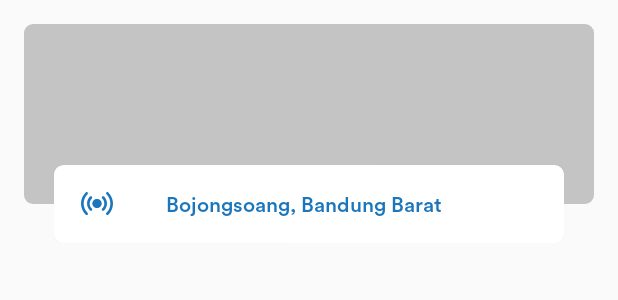
After one commit to RelieveID/relieve_android, an Android app: the layout view_hud_status.xml on its own in the app's theme, with its tools: preview values and no code run, on a phone screen of 412 x 824 dp. The commit adds this screen. Shown: the top 300 px of the screen. Run offline under Robolectric (Android 15) with nearby library versions, the phone set to English and light mode, and no system bars.

Commit message:
top banner

```diff
--- /dev/null
+++ b/app/src/main/res/drawable/ic_live_location.xml
@@ -0,0 +1,21 @@
+<vector xmlns:android="http://schemas.android.com/apk/res/android"
+    android:width="21dp"
+    android:height="16dp"
+    android:viewportWidth="21"
+    android:viewportHeight="16">
+  <path
+      android:pathData="M10.5068,4.6153C8.8208,4.6153 7.4492,5.9869 7.4492,7.6728C7.4492,9.3588 8.8208,10.7304 10.5068,10.7304C12.1925,10.7304 13.5646,9.3588 13.5646,7.6728C13.5646,5.9869 12.1927,4.6153 10.5068,4.6153Z"
+      android:fillColor="#1B76BC"/>
+  <path
+      android:pathData="M7.1089,4.2752C7.4469,3.9374 7.4469,3.3894 7.1089,3.0516C6.7711,2.7135 6.2231,2.7135 5.8853,3.0516C3.3374,5.5997 3.3374,9.7458 5.8853,12.294C6.0543,12.463 6.2758,12.5476 6.4973,12.5476C6.7186,12.5476 6.9401,12.463 7.1089,12.2943C7.4467,11.9562 7.4467,11.4082 7.1089,11.0704C5.2357,9.197 5.2357,6.1486 7.1089,4.2752Z"
+      android:fillColor="#1B76BC"/>
+  <path
+      android:pathData="M15.128,3.0516C14.79,2.7138 14.2425,2.7135 13.9044,3.0516C13.5664,3.3897 13.5664,3.9374 13.9044,4.2755C14.815,5.1861 15.3166,6.3927 15.3166,7.6728C15.3166,8.9529 14.815,10.1595 13.9044,11.0704C13.5664,11.4082 13.5664,11.9562 13.9044,12.294C14.0735,12.463 14.2947,12.5475 14.5162,12.5475C14.7375,12.5475 14.959,12.463 15.128,12.294C16.3657,11.0563 17.0474,9.4153 17.0474,7.6728C17.0474,5.9303 16.3657,4.2893 15.128,3.0516Z"
+      android:fillColor="#1B76BC"/>
+  <path
+      android:pathData="M1.7307,7.688C1.7307,5.3475 2.647,3.1423 4.3111,1.478C4.6492,1.1402 4.6492,0.5922 4.3111,0.2544C3.9733,-0.0837 3.4253,-0.0837 3.0875,0.2544C1.0964,2.2453 0,4.8854 0,7.688C0,10.4908 1.0964,13.1307 3.0875,15.1216C3.2563,15.2906 3.4778,15.3751 3.6993,15.3751C3.9206,15.3751 4.1424,15.2906 4.3111,15.1216C4.6492,14.7835 4.6492,14.2358 4.3111,13.898C2.6471,12.2339 1.7307,10.0284 1.7307,7.688Z"
+      android:fillColor="#1B76BC"/>
+  <path
+      android:pathData="M17.9259,0.2533C17.5878,-0.0844 17.0403,-0.0844 16.7023,0.2533C16.3642,0.5914 16.3642,1.1395 16.7023,1.4772C20.1262,4.9014 20.1262,10.473 16.7023,13.8972C16.3642,14.235 16.3642,14.783 16.7023,15.1208C16.8713,15.2898 17.0926,15.3743 17.3141,15.3743C17.5356,15.3743 17.7568,15.2898 17.9259,15.1205C22.0248,11.0217 22.0248,4.3522 17.9259,0.2533Z"
+      android:fillColor="#1B76BC"/>
+</vector>
--- /dev/null
+++ b/app/src/main/res/drawable/rounded_corner_grey_big.xml
@@ -0,0 +1,5 @@
+<?xml version="1.0" encoding="utf-8"?>
+<shape xmlns:android="http://schemas.android.com/apk/res/android">
+    <corners android:radius="6dp"/>
+    <solid android:color="@color/colorEmptyRect"/>
+</shape>
--- /dev/null
+++ b/app/src/main/res/layout/view_hud_status.xml
@@ -0,0 +1,50 @@
+<?xml version="1.0" encoding="utf-8"?>
+<androidx.coordinatorlayout.widget.CoordinatorLayout
+    xmlns:android="http://schemas.android.com/apk/res/android"
+    xmlns:app="http://schemas.android.com/apk/res-auto"
+    xmlns:tools="http://schemas.android.com/tools"
+    android:layout_width="match_parent"
+    android:layout_height="172dp">
+
+    <ImageView
+        android:contentDescription="@string/status_banner"
+        android:id="@+id/ivBanners"
+        android:layout_width="match_parent"
+        android:layout_height="120dp"
+        android:layout_margin="16dp"
+        android:background="@drawable/rounded_corner_grey_big"
+        tools:layout_editor_absoluteX="16dp" />
+
+    <com.google.android.material.card.MaterialCardView
+        android:layout_width="match_parent"
+        app:cardCornerRadius="6dp"
+        app:layout_anchor="@+id/ivBanners"
+        app:layout_anchorGravity="bottom|center"
+        android:layout_marginLeft="36dp"
+        android:layout_marginStart="36dp"
+        android:layout_marginRight="36dp"
+        android:layout_marginEnd="36dp"
+        android:layout_height="wrap_content">
+        <LinearLayout
+            android:layout_width="match_parent"
+            android:layout_height="wrap_content">
+            <androidx.appcompat.widget.AppCompatImageView
+                app:srcCompat="@drawable/ic_live_location"
+                android:layout_margin="18dp"
+                android:layout_width="wrap_content"
+                android:layout_height="wrap_content" />
+            <TextView
+                tools:text="Bojongsoang, Bandung Barat"
+                android:fontFamily="@font/circular_std_medium"
+                android:textSize="14sp"
+                android:padding="17dp"
+                android:textColor="@color/colorPrimary"
+                android:layout_weight="1"
+                android:maxLines="1"
+                android:ellipsize="end"
+                android:layout_width="0dp"
+                android:layout_height="wrap_content" />
+        </LinearLayout>
+    </com.google.android.material.card.MaterialCardView>
+
+</androidx.coordinatorlayout.widget.CoordinatorLayout>
--- a/app/src/main/res/values/strings.xml
+++ b/app/src/main/res/values/strings.xml
@@ -1,3 +1,5 @@
 <resources>
     <string name="app_name">Relieve</string>
+
+    <string name="status_banner">status banner</string>
 </resources>
```
